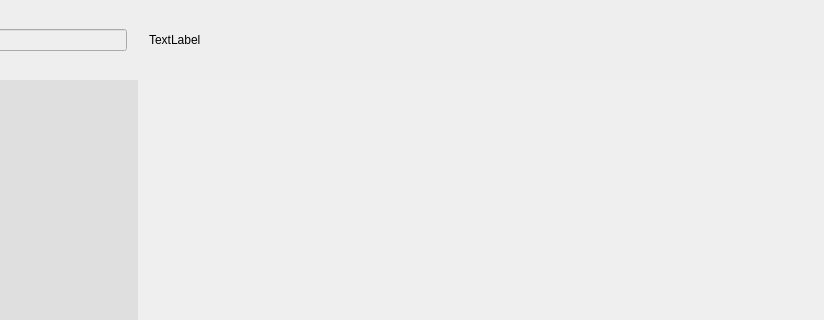
Qt form ui/ChatWidget/ChatWidget.ui (qin11152/IM-Client) before a commit; both pictures show x 212 to 1036 and y 0 to 320 of the 1036 by 897 pixel window.
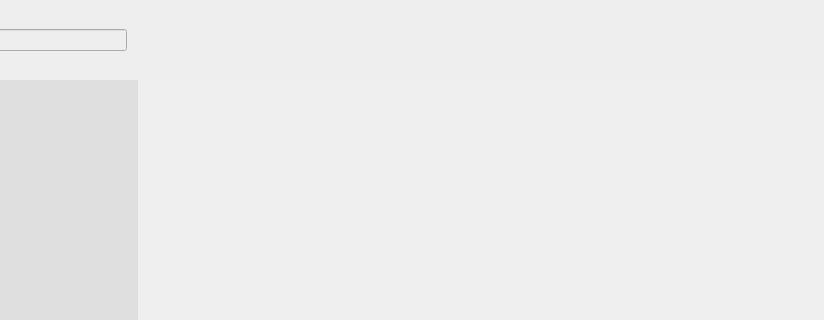
The same form after that commit. Icons and pictures are not drawn. Custom widgets are drawn as their Qt base class.

```diff
--- a/ui/ChatWidget/ChatWidget.ui
+++ b/ui/ChatWidget/ChatWidget.ui
@@ -186,7 +186,7 @@
           <item>
            <widget class="QLabel" name="nickNameLabel">
             <property name="text">
-             <string>TextLabel</string>
+             <string/>
             </property>
            </widget>
           </item>
```
